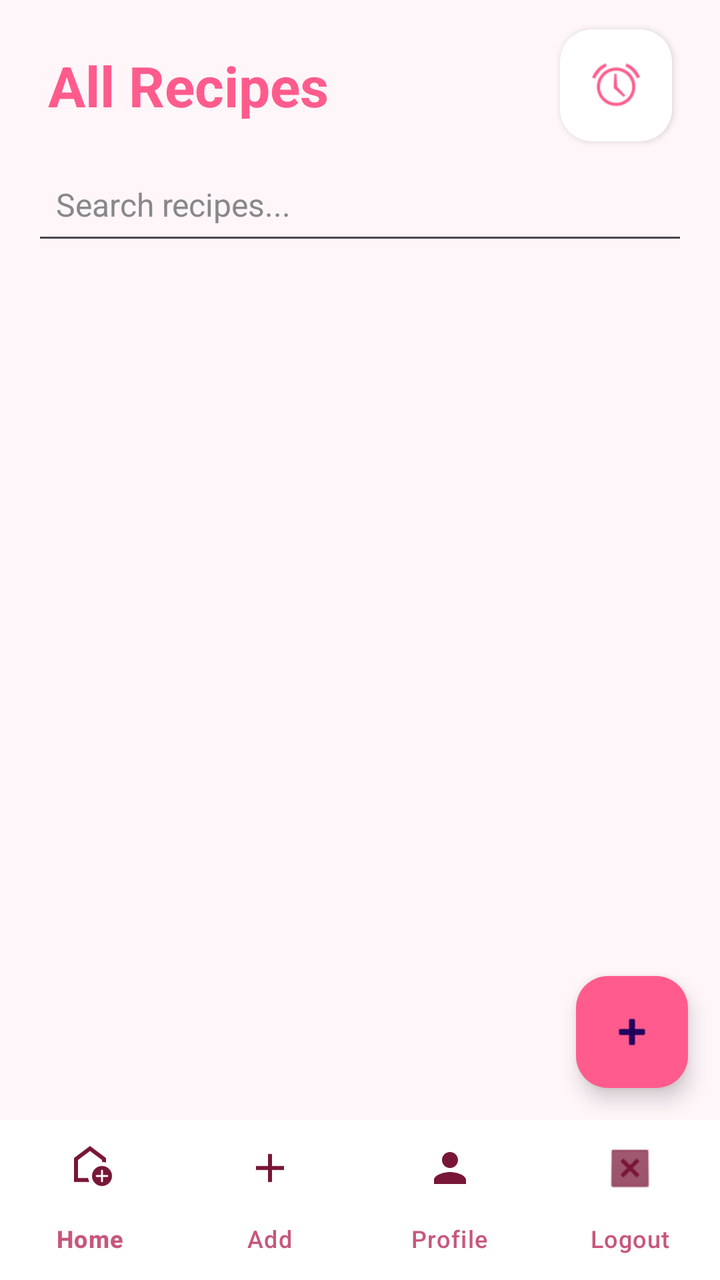
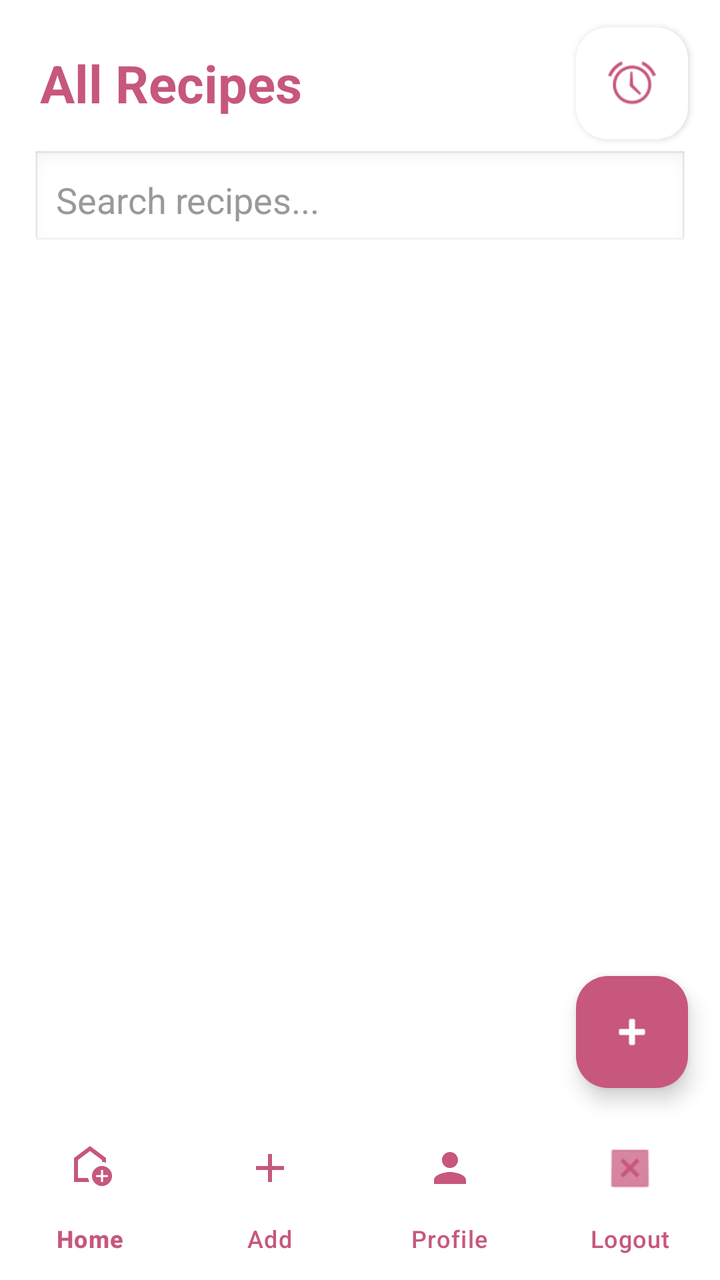

Two renders of the same Android screen: before a commit and after it. Below are the layout's source before the change and the commit's diff.
<!-- AndroidManifest.xml: application theme Theme.GuysApp -->
<!-- res/layout/activity_home.xml -->
<?xml version="1.0" encoding="utf-8"?>
<androidx.constraintlayout.widget.ConstraintLayout
    xmlns:android="http://schemas.android.com/apk/res/android"
    xmlns:app="http://schemas.android.com/apk/res-auto"
    xmlns:tools="http://schemas.android.com/tools"
    android:layout_width="match_parent"
    android:layout_height="match_parent"
    android:background="#FFF6FA"
    android:fitsSystemWindows="true"
    tools:context=".HomeActivity">

    <TextView
        android:id="@+id/title_home"
        android:layout_width="0dp"
        android:layout_height="wrap_content"
        android:layout_marginTop="24dp"
        android:layout_marginStart="24dp"
        android:layout_marginEnd="16dp"
        android:text="All Recipes"
        android:textColor="#FF5C8D"
        android:textSize="28sp"
        android:textStyle="bold"
        app:layout_constraintStart_toStartOf="parent"
        app:layout_constraintEnd_toStartOf="@+id/btn_kitchen_timer"
        app:layout_constraintTop_toTopOf="parent" />

    <com.google.android.material.floatingactionbutton.FloatingActionButton
        android:id="@+id/btn_kitchen_timer"
        android:layout_width="wrap_content"
        android:layout_height="wrap_content"
        android:layout_marginEnd="24dp"
        android:contentDescription="טיימר למטבח"
        android:src="@android:drawable/ic_lock_idle_alarm"
        app:fabSize="mini"
        app:backgroundTint="#FFFFFF"
        app:tint="#FF5C8D"
        app:elevation="2dp"
        app:layout_constraintBottom_toBottomOf="@+id/title_home"
        app:layout_constraintEnd_toEndOf="parent"
        app:layout_constraintTop_toTopOf="@+id/title_home" />

    <EditText
        android:id="@+id/editText_search"
        android:layout_width="0dp"
        android:layout_height="50dp"
        android:layout_marginStart="16dp"
        android:layout_marginTop="16dp"
        android:layout_marginEnd="16dp"
        android:hint="Search recipes..."
        android:padding="12dp"
        android:textColor="#444444"
        android:textColorHint="#888888"
        android:textSize="16sp"
        app:layout_constraintEnd_toEndOf="parent"
        app:layout_constraintStart_toStartOf="parent"
        app:layout_constraintTop_toBottomOf="@id/title_home" />
    <HorizontalScrollView
        android:id="@+id/scroll_categories"
        android:layout_width="0dp"
        android:layout_height="wrap_content"
        android:layout_marginTop="12dp"
        android:paddingStart="8dp"
        android:paddingEnd="8dp"
        android:scrollbars="none"
        app:layout_constraintEnd_toEndOf="parent"
        app:layout_constraintStart_toStartOf="parent"
        app:layout_constraintTop_toBottomOf="@id/editText_search">

        <com.google.android.material.chip.ChipGroup
            android:id="@+id/categories_chip_group"
            android:layout_width="wrap_content"
            android:layout_height="wrap_content"
            app:selectionRequired="true"
            app:singleSelection="true">
        </com.google.android.material.chip.ChipGroup>

    </HorizontalScrollView>

    <androidx.recyclerview.widget.RecyclerView
        android:id="@+id/recyclerView_recipes"
        android:layout_width="0dp"
        android:layout_height="0dp"
        android:layout_marginTop="8dp"
        android:padding="12dp"
        app:layout_constraintBottom_toTopOf="@id/bottom_navigation"
        app:layout_constraintEnd_toEndOf="parent"
        app:layout_constraintStart_toStartOf="parent"
        app:layout_constraintTop_toBottomOf="@id/scroll_categories" />

    <com.google.android.material.floatingactionbutton.FloatingActionButton
        android:id="@+id/button_add_recipe"
        android:layout_width="wrap_content"
        android:layout_height="wrap_content"
        android:layout_margin="16dp"
        android:backgroundTint="#FF5C8D"
        android:contentDescription="Add Recipe"
        android:tint="@android:color/white"
        app:layout_constraintBottom_toTopOf="@id/bottom_navigation"
        app:layout_constraintEnd_toEndOf="parent"
        app:srcCompat="@android:drawable/ic_input_add" />

    <com.google.android.material.bottomnavigation.BottomNavigationView
        android:id="@+id/bottom_navigation"
        android:layout_width="0dp"
        android:layout_height="wrap_content"
        android:background="#FFFFFF"
        app:itemIconTint="#781637"
        app:itemTextColor="#C7577C"
        app:labelVisibilityMode="labeled"
        app:layout_constraintBottom_toBottomOf="parent"
        app:layout_constraintEnd_toEndOf="parent"
        app:layout_constraintStart_toStartOf="parent"
        app:menu="@menu/bottom_nav_menu" />

    <FrameLayout
        android:id="@+id/progress_overlay"
        android:layout_width="0dp"
        android:layout_height="0dp"
        android:background="#66FFBFD7"
        android:visibility="gone"
        app:layout_constraintBottom_toBottomOf="parent"
        app:layout_constraintEnd_toEndOf="parent"
        app:layout_constraintStart_toStartOf="parent"
        app:layout_constraintTop_toTopOf="parent">

        <ProgressBar
            android:id="@+id/progressBar_home"
            android:layout_width="60dp"
            android:layout_height="60dp"
            android:layout_gravity="center"
            android:indeterminate="true"
            android:indeterminateTint="#FF5C8D" />
    </FrameLayout>

</androidx.constraintlayout.widget.ConstraintLayout>
<!-- resources referenced by this layout -->
<resources>
  <style name="Theme.GuysApp" parent="Base.Theme.GuysApp" />
  <style name="Base.Theme.GuysApp" parent="Theme.Material3.DayNight.NoActionBar">
          
          
      </style>
</resources>

<!-- the commit's change to res/layout/activity_home.xml (unified diff, before → after) -->
@@ -5,55 +5,59 @@
     xmlns:tools="http://schemas.android.com/tools"
     android:layout_width="match_parent"
     android:layout_height="match_parent"
-    android:background="#FFF6FA"
+    android:background="#FFFFFF"
     android:fitsSystemWindows="true"
     tools:context=".HomeActivity">
 
+    
     <TextView
         android:id="@+id/title_home"
         android:layout_width="0dp"
         android:layout_height="wrap_content"
         android:layout_marginTop="24dp"
-        android:layout_marginStart="24dp"
-        android:layout_marginEnd="16dp"
+        android:layout_marginStart="20dp"
+        android:layout_marginEnd="12dp"
         android:text="All Recipes"
-        android:textColor="#FF5C8D"
-        android:textSize="28sp"
+        android:textColor="#C7577C"
+        android:textSize="26sp"
         android:textStyle="bold"
         app:layout_constraintStart_toStartOf="parent"
         app:layout_constraintEnd_toStartOf="@+id/btn_kitchen_timer"
-        app:layout_constraintTop_toTopOf="parent" />
+        app:layout_constraintTop_toTopOf="parent"/>
 
     <com.google.android.material.floatingactionbutton.FloatingActionButton
         android:id="@+id/btn_kitchen_timer"
         android:layout_width="wrap_content"
         android:layout_height="wrap_content"
-        android:layout_marginEnd="24dp"
-        android:contentDescription="טיימר למטבח"
+        android:layout_marginEnd="16dp"
+        android:contentDescription="Timer"
         android:src="@android:drawable/ic_lock_idle_alarm"
         app:fabSize="mini"
         app:backgroundTint="#FFFFFF"
-        app:tint="#FF5C8D"
+        app:tint="#C7577C"
         app:elevation="2dp"
-        app:layout_constraintBottom_toBottomOf="@+id/title_home"
         app:layout_constraintEnd_toEndOf="parent"
-        app:layout_constraintTop_toTopOf="@+id/title_home" />
+        app:layout_constraintTop_toTopOf="@id/title_home"
+        app:layout_constraintBottom_toBottomOf="@id/title_home"/>
 
+    
     <EditText
         android:id="@+id/editText_search"
         android:layout_width="0dp"
         android:layout_height="50dp"
+        android:layout_marginTop="16dp"
         android:layout_marginStart="16dp"
-        android:layout_marginTop="16dp"
         android:layout_marginEnd="16dp"
         android:hint="Search recipes..."
         android:padding="12dp"
-        android:textColor="#444444"
-        android:textColorHint="#888888"
-        android:textSize="16sp"
-        app:layout_constraintEnd_toEndOf="parent"
+        android:background="@android:drawable/edit_text"
+        android:textColor="#333333"
+        android:textColorHint="#999999"
+        app:layout_constraintTop_toBottomOf="@id/title_home"
         app:layout_constraintStart_toStartOf="parent"
-        app:layout_constraintTop_toBottomOf="@id/title_home" />
+        app:layout_constraintEnd_toEndOf="parent"/>
+
+    
     <HorizontalScrollView
         android:id="@+id/scroll_categories"
         android:layout_width="0dp"
@@ -62,74 +66,73 @@
         android:paddingStart="8dp"
         android:paddingEnd="8dp"
         android:scrollbars="none"
-        app:layout_constraintEnd_toEndOf="parent"
+        app:layout_constraintTop_toBottomOf="@id/editText_search"
         app:layout_constraintStart_toStartOf="parent"
-        app:layout_constraintTop_toBottomOf="@id/editText_search">
+        app:layout_constraintEnd_toEndOf="parent">
 
         <com.google.android.material.chip.ChipGroup
             android:id="@+id/categories_chip_group"
             android:layout_width="wrap_content"
             android:layout_height="wrap_content"
-            app:selectionRequired="true"
-            app:singleSelection="true">
-        </com.google.android.material.chip.ChipGroup>
-
+            app:singleSelection="true"
+            app:selectionRequired="true"/>
     </HorizontalScrollView>
 
+    
     <androidx.recyclerview.widget.RecyclerView
         android:id="@+id/recyclerView_recipes"
         android:layout_width="0dp"
         android:layout_height="0dp"
-        android:layout_marginTop="8dp"
         android:padding="12dp"
+        app:layout_constraintTop_toBottomOf="@id/scroll_categories"
         app:layout_constraintBottom_toTopOf="@id/bottom_navigation"
-        app:layout_constraintEnd_toEndOf="parent"
         app:layout_constraintStart_toStartOf="parent"
-        app:layout_constraintTop_toBottomOf="@id/scroll_categories" />
+        app:layout_constraintEnd_toEndOf="parent"/>
 
+    
     <com.google.android.material.floatingactionbutton.FloatingActionButton
         android:id="@+id/button_add_recipe"
         android:layout_width="wrap_content"
         android:layout_height="wrap_content"
         android:layout_margin="16dp"
-        android:backgroundTint="#FF5C8D"
         android:contentDescription="Add Recipe"
-        android:tint="@android:color/white"
+        android:src="@android:drawable/ic_input_add"
+        app:backgroundTint="#C7577C"
+        app:tint="#FFFFFF"
         app:layout_constraintBottom_toTopOf="@id/bottom_navigation"
-        app:layout_constraintEnd_toEndOf="parent"
-        app:srcCompat="@android:drawable/ic_input_add" />
+        app:layout_constraintEnd_toEndOf="parent"/>
 
+    
     <com.google.android.material.bottomnavigation.BottomNavigationView
         android:id="@+id/bottom_navigation"
         android:layout_width="0dp"
         android:layout_height="wrap_content"
         android:background="#FFFFFF"
-        app:itemIconTint="#781637"
+        app:itemIconTint="#C7577C"
         app:itemTextColor="#C7577C"
         app:labelVisibilityMode="labeled"
         app:layout_constraintBottom_toBottomOf="parent"
+        app:layout_constraintStart_toStartOf="parent"
         app:layout_constraintEnd_toEndOf="parent"
-        app:layout_constraintStart_toStartOf="parent"
-        app:menu="@menu/bottom_nav_menu" />
+        app:menu="@menu/bottom_nav_menu"/>
 
+    
     <FrameLayout
         android:id="@+id/progress_overlay"
         android:layout_width="0dp"
         android:layout_height="0dp"
-        android:background="#66FFBFD7"
+        android:background="#66FFFFFF"
         android:visibility="gone"
+        app:layout_constraintTop_toTopOf="parent"
         app:layout_constraintBottom_toBottomOf="parent"
-        app:layout_constraintEnd_toEndOf="parent"
         app:layout_constraintStart_toStartOf="parent"
-        app:layout_constraintTop_toTopOf="parent">
+        app:layout_constraintEnd_toEndOf="parent">
 
         <ProgressBar
-            android:id="@+id/progressBar_home"
             android:layout_width="60dp"
             android:layout_height="60dp"
             android:layout_gravity="center"
-            android:indeterminate="true"
-            android:indeterminateTint="#FF5C8D" />
+            android:indeterminateTint="#C7577C"/>
     </FrameLayout>
 
 </androidx.constraintlayout.widget.ConstraintLayout>
